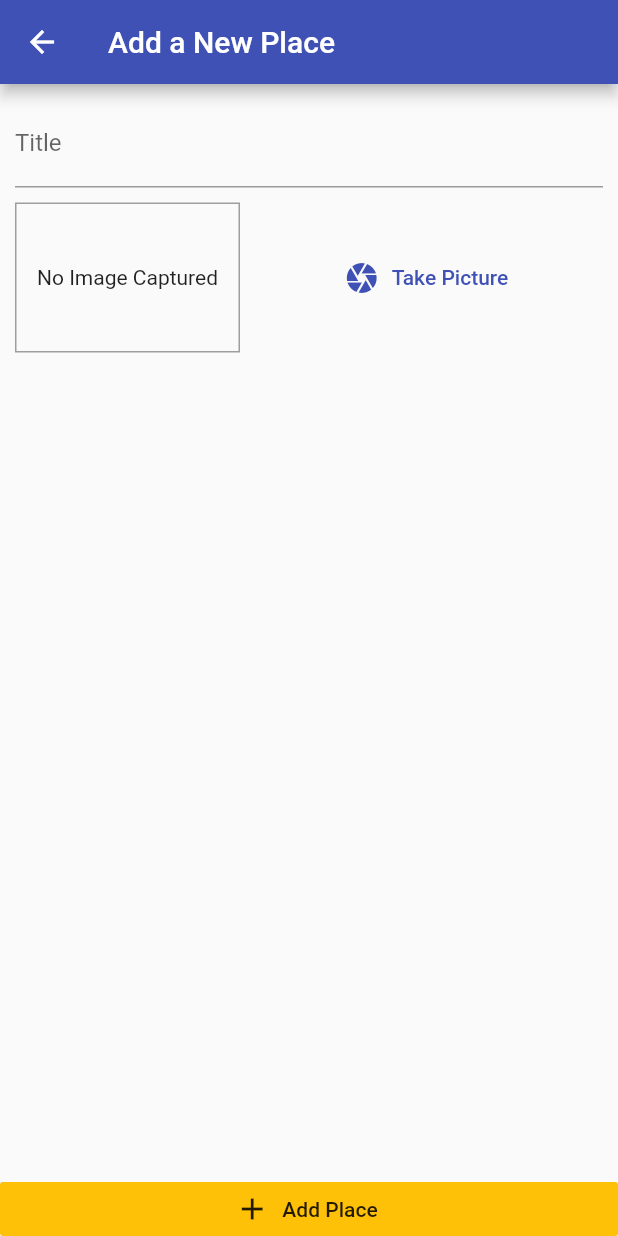
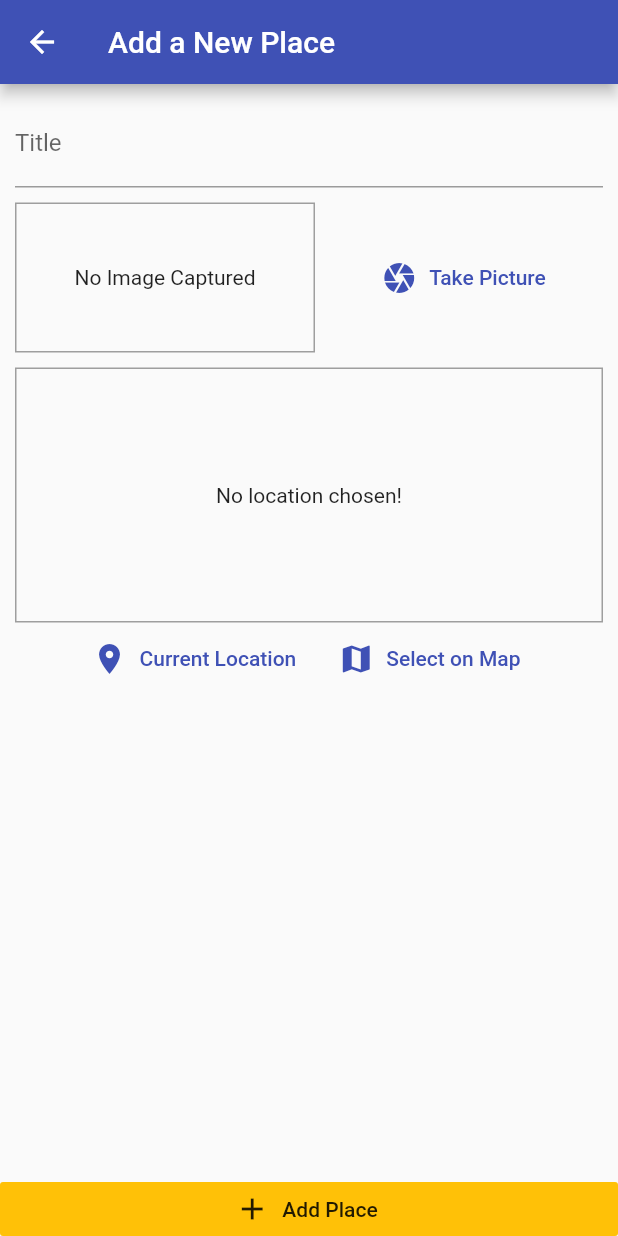
Before and after one commit to NitheeshPrabu/flutter-course, a Flutter app: the screen it shows after launch, after a tap on the "add" icon, on a phone screen of 412 x 824 dp. Run offline on Flutter 3.47's test engine with Material 2 defaults, Android fonts, the phone set to English and light mode, and no system bars; our stand-ins replace google_maps_flutter, image_picker, location, shared_preferences, sqflite; accounts and stored records are empty.

Commit message:
added location picker

```diff
--- /dev/null
+++ b/great_places/lib/helpers/db_helper.dart
@@ -0,0 +1,25 @@
+import 'package:sqflite/sqflite.dart' as sql;
+import 'package:path/path.dart' as path;
+import 'package:sqflite/sqlite_api.dart';
+
+class DBHelper {
+  static Future<Database> database() async {
+    final dbPath = await sql.getDatabasesPath();
+    return await sql.openDatabase(path.join(dbPath, 'places.db'),
+        onCreate: (db, version) {
+      return db.execute(
+          'CREATE TABLE user_places(id TEXT PRIMARY_KEY, title TEXT, image TEXT)');
+    }, version: 1);
+  }
+
+  static Future<void> insert(String table, Map<String, Object> data) async {
+    final sqlDb = await database();
+    await sqlDb.insert(table, data,
+        conflictAlgorithm: sql.ConflictAlgorithm.replace);
+  }
+
+  static Future<List<Map<String, dynamic>>> getData(String table) async {
+    final sqlDb = await database();
+    return sqlDb.query(table);
+  }
+}
--- /dev/null
+++ b/great_places/lib/helpers/location_helper.dart
@@ -0,0 +1,8 @@
+const GOOGLE_API_KEY = 'AIzaSyBg9yn5JtQgKRFbg6FCTy4ewbF24kRuAYI';
+
+class LocationHelper {
+  static String generateLocationPreviewImage(
+      {double latitude, double longitude}) {
+    return 'https://maps.googleapis.com/maps/api/staticmap?center=&$latitude,$longitude&zoom=16&size=600x300&maptype=roadmap&markers=color:red%7Clabel:S%7A$latitude,$longitude&key=$GOOGLE_API_KEY';
+  }
+}
--- a/great_places/lib/models/place.dart
+++ b/great_places/lib/models/place.dart
@@ -7,7 +7,7 @@ class PlaceLocation {
   final double longitude;
   final String address;
 
-  PlaceLocation({
+  const PlaceLocation({
     @required this.latitude,
     @required this.longitude,
     this.address,
--- a/great_places/lib/providers/great_places.dart
+++ b/great_places/lib/providers/great_places.dart
@@ -1,6 +1,9 @@
+import 'dart:io';
+
 import 'package:flutter/material.dart';
 
 import '../models/place.dart';
+import '../helpers/db_helper.dart';
 
 class GreatPlaces with ChangeNotifier {
   List<Place> _items = [];
@@ -8,4 +11,35 @@ class GreatPlaces with ChangeNotifier {
   List<Place> get items {
     return [..._items];
   }
+
+  void addPlace(String pickedTitle, File pickedImage) {
+    final newPlace = Place(
+      id: DateTime.now().toString(),
+      image: pickedImage,
+      title: pickedTitle,
+      location: null,
+    );
+    _items.add(newPlace);
+    notifyListeners();
+    DBHelper.insert('user_places', {
+      'id': newPlace.id,
+      'title': newPlace.title,
+      'image': newPlace.image.path,
+    });
+  }
+
+  Future<void> fetchAndSetPlaces() async {
+    final dataList = await DBHelper.getData('user_places');
+    _items = dataList
+        .map(
+          (item) => Place(
+            id: item['id'],
+            title: item['title'],
+            image: File(item['image']),
+            location: null,
+          ),
+        )
+        .toList();
+    notifyListeners();
+  }
 }
--- a/great_places/lib/screens/add_place_screen.dart
+++ b/great_places/lib/screens/add_place_screen.dart
@@ -1,6 +1,11 @@
+import 'dart:io';
+
 import 'package:flutter/material.dart';
+import 'package:provider/provider.dart';
 
 import '../widgets/image_input.dart';
+import '../widgets/location_input.dart';
+import '../providers/great_places.dart';
 
 class AddPlaceScreen extends StatefulWidget {
   static const routeName = '/add-place';
@@ -11,6 +16,20 @@ class AddPlaceScreen extends StatefulWidget {
 
 class _AddPlaceScreenState extends State<AddPlaceScreen> {
   final _titleController = TextEditingController();
+  File _pickedImage;
+
+  void _selectImage(File pickedImage) {
+    _pickedImage = pickedImage;
+  }
+
+  void _savePlace() {
+    if (_titleController.text.isEmpty || _pickedImage == null) {
+      return;
+    }
+    Provider.of<GreatPlaces>(context, listen: false)
+        .addPlace(_titleController.text, _pickedImage);
+    Navigator.of(context).pop();
+  }
 
   @override
   Widget build(BuildContext context) {
@@ -31,17 +50,17 @@ class _AddPlaceScreenState extends State<AddPlaceScreen> {
                       decoration: InputDecoration(labelText: 'Title'),
                       controller: _titleController,
                     ),
-                    SizedBox(
-                      height: 10,
-                    ),
-                    ImageInput()
+                    SizedBox(height: 10),
+                    ImageInput(_selectImage),
+                    SizedBox(height: 10),
+                    LocationInput(),
                   ],
                 ),
               ),
             ),
           ),
           RaisedButton.icon(
-            onPressed: () {},
+            onPressed: _savePlace,
             icon: Icon(Icons.add),
             label: const Text('Add Place'),
             elevation: 0,
--- a/great_places/lib/screens/places_list_screen.dart
+++ b/great_places/lib/screens/places_list_screen.dart
@@ -1,6 +1,8 @@
 import 'package:flutter/material.dart';
+import 'package:provider/provider.dart';
 
 import 'add_place_screen.dart';
+import '../providers/great_places.dart';
 
 class PlacesListScreen extends StatelessWidget {
   @override
@@ -17,8 +19,32 @@ class PlacesListScreen extends StatelessWidget {
           ),
         ],
       ),
-      body: Center(
-        child: CircularProgressIndicator(),
+      body: FutureBuilder(
+        future: Provider.of<GreatPlaces>(context, listen: false)
+            .fetchAndSetPlaces(),
+        builder: (ctx, snapshot) => snapshot.connectionState ==
+                ConnectionState.waiting
+            ? Center(
+                child: CircularProgressIndicator(),
+              )
+            : Consumer<GreatPlaces>(
+                child: Center(
+                    child: const Text('Got no places yet, start adding some!')),
+                builder: (ctx, greatPlaces, ch) => greatPlaces.items.length <= 0
+                    ? ch
+                    : ListView.builder(
+                        itemBuilder: (c, i) => ListTile(
+                          leading: CircleAvatar(
+                            backgroundImage: FileImage(
+                              greatPlaces.items[i].image,
+                            ),
+                          ),
+                          title: Text(greatPlaces.items[i].title),
+                          onTap: () {},
+                        ),
+                        itemCount: greatPlaces.items.length,
+                      ),
+              ),
       ),
     );
   }
--- a/great_places/lib/widgets/image_input.dart
+++ b/great_places/lib/widgets/image_input.dart
@@ -6,6 +6,10 @@ import 'package:path/path.dart' as path;
 import 'package:path_provider/path_provider.dart' as syspaths;
 
 class ImageInput extends StatefulWidget {
+  final Function onSelectImage;
+
+  ImageInput(this.onSelectImage);
+
   @override
   _ImageInputState createState() => _ImageInputState();
 }
@@ -18,12 +22,16 @@ class _ImageInputState extends State<ImageInput> {
       source: ImageSource.camera,
       maxWidth: 600,
     );
+    if (imageFile == null) {
+      return null;
+    }
     setState(() {
       _storedImage = imageFile;
     });
     final appDir = await syspaths.getApplicationDocumentsDirectory();
     final fileName = path.basename(imageFile.path);
     final savedImage = await imageFile.copy('${appDir.path}/$fileName');
+    widget.onSelectImage(savedImage);
   }
 
   @override
@@ -31,7 +39,7 @@ class _ImageInputState extends State<ImageInput> {
     return Row(
       children: <Widget>[
         Container(
-          width: 150,
+          width: 200,
           height: 100,
           decoration: BoxDecoration(
             border: Border.all(
--- /dev/null
+++ b/great_places/lib/widgets/location_input.dart
@@ -0,0 +1,85 @@
+import 'package:flutter/material.dart';
+import 'package:location/location.dart';
+
+import '../helpers/location_helper.dart';
+import '../screens/map_screen.dart';
+
+class LocationInput extends StatefulWidget {
+  @override
+  _LocationInputState createState() => _LocationInputState();
+}
+
+class _LocationInputState extends State<LocationInput> {
+  String _previewImageUrl;
+
+  Future<void> _selectOnMap() async {
+    final selectedLocation = await Navigator.of(context).push(
+      MaterialPageRoute(
+        fullscreenDialog: true,
+        builder: (ctx) => MapScreen(
+          isSelecting: true,
+        ),
+      ),
+    );
+    if (selectedLocation == null) {
+      return;
+    }
+  }
+
+  Future<void> _getCurrentUserLocation() async {
+    final locData = await Location().getLocation();
+    final staticMapUrl = LocationHelper.generateLocationPreviewImage(
+      latitude: locData.latitude,
+      longitude: locData.longitude,
+    );
+    setState(() {
+      _previewImageUrl = staticMapUrl;
+    });
+  }
+
+  @override
+  Widget build(BuildContext context) {
+    return Column(
+      children: <Widget>[
+        Container(
+          height: 170,
+          width: double.infinity,
+          alignment: Alignment.center,
+          decoration: BoxDecoration(
+            border: Border.all(
+              width: 1,
+              color: Colors.grey,
+            ),
+          ),
+          child: _previewImageUrl == null
+              ? const Text(
+                  'No location chosen!',
+                  textAlign: TextAlign.center,
+                )
+              : Image.network(
+                  _previewImageUrl,
+                  fit: BoxFit.cover,
+                  width: double.infinity,
+                ),
+        ),
+        Row(
+          mainAxisAlignment: MainAxisAlignment.center,
+          children: <Widget>[
+            FlatButton.icon(
+              onPressed: _getCurrentUserLocation,
+              icon: const Icon(Icons.location_on),
+              label: const Text('Current Location'),
+              textColor: Theme.of(context).primaryColor,
+            ),
+            FlatButton.icon(
+              onPressed: _selectOnMap,
+              icon: const Icon(Icons.map),
+              label: const Text('Select on Map'),
+              textColor: Theme.of(context).primaryColor,
+            )
+          ],
+        )
+      ],
+    );
+  }
+}
--- a/great_places/pubspec.yaml
+++ b/great_places/pubspec.yaml
@@ -14,7 +14,7 @@ description: A new Flutter project.
 version: 1.0.0+1
 
 environment:
-  sdk: ">=2.1.0 <3.0.0"
+  sdk: ">=2.2.2 <3.0.0"
 
 dependencies:
   flutter:
@@ -23,6 +23,9 @@ dependencies:
   image_picker: ^0.6.0+9
   path_provider: ^1.1.0
   path: ^1.6.2
+  sqflite: ^1.1.5
+  location: ^3.0.0
+  google_maps_flutter: ^0.5.25+2
 
   # The following adds the Cupertino Icons font to your application.
   # Use with the CupertinoIcons class for iOS style icons.
```
Also changed, not shown: great_places/lib/screens/map_screen.dart (added, +40 -0 lines), great_places/pubspec.lock, 3 other files.
